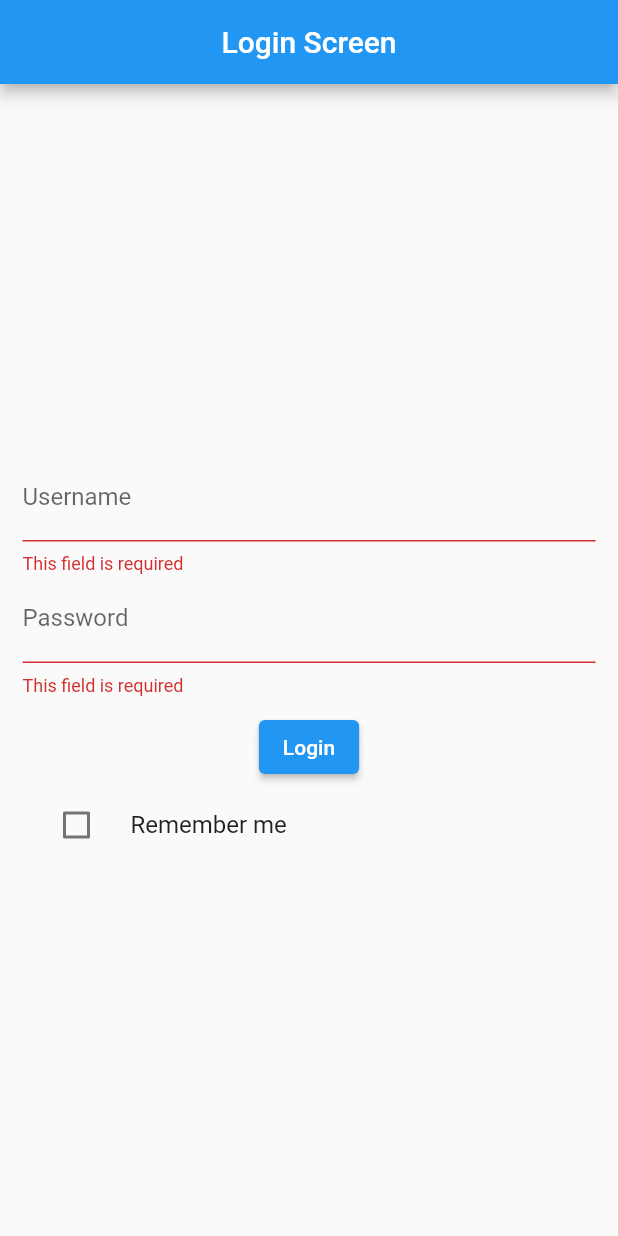
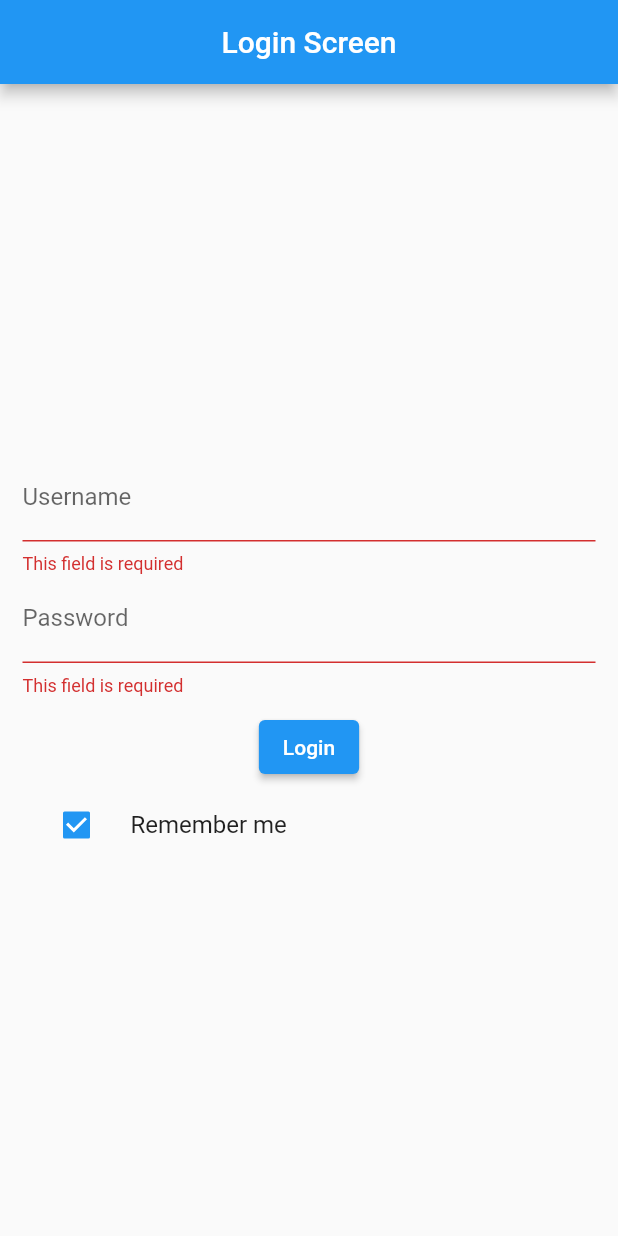
Before and after one commit to hafizums/form_training, a Flutter app: the screen it shows after launch, after a tap on "Login", on a phone screen of 412 x 824 dp. Run offline on Flutter 3.47's test engine with Material 2 defaults, Android fonts, the phone set to English and light mode, and no system bars; our stand-ins replace shared_preferences; accounts and stored records are empty.

```diff
--- a/lib/screens/login.dart
+++ b/lib/screens/login.dart
@@ -1,6 +1,7 @@
 import 'package:flutter/material.dart';
+import 'package:hello_world/screens/home_screen.dart';
 import 'package:provider/provider.dart';
-
+import 'package:shared_preferences/shared_preferences.dart';
 import '../provider/login.dart';
 
 class LoginScreen extends StatefulWidget {
@@ -14,7 +15,25 @@ class _LoginScreenState extends State<LoginScreen> {
   final _formKey = GlobalKey<FormState>();
   TextEditingController usernameController = TextEditingController();
   TextEditingController passwordController = TextEditingController();
-  bool rememberMe = false;
+  bool rememberMe = true;
+
+  @override
+  void initState() {
+    super.initState();
+    getLoginData();
+  }
+
+  Future<void> getLoginData() async {
+    final SharedPreferences prefs = await SharedPreferences.getInstance();
+    if (prefs.getBool('remember_me') == true) {
+      setState(() {
+        usernameController.text = prefs.getString('username')!;
+        passwordController.text = prefs.getString('password')!;
+      });
+    } else {
+      await prefs.clear();
+    }
+  }
 
   @override
   Widget build(BuildContext context) {
@@ -57,12 +76,21 @@ class _LoginScreenState extends State<LoginScreen> {
                   height: 10,
                 ),
                 ElevatedButton(
-                    onPressed: () {
+                    onPressed: () async {
+                      final SharedPreferences prefs =
+                          await SharedPreferences.getInstance();
+
                       if (_formKey.currentState!.validate()) {
-                      } else {
-                        loginProvider.logUserIn(Login(
-                            username: usernameController.text,
-                            password: passwordController.text));
+                        await prefs.setString(
+                            'username', usernameController.text);
+                        await prefs.setString(
+                            'password', passwordController.text);
+                        await prefs.setBool('remember_me', rememberMe);
+
+                        const snackBar = SnackBar(
+                          content: Text('Login information saved'),
+                        );
+                        ScaffoldMessenger.of(context).showSnackBar(snackBar);
                       }
                     },
                     child: const Text("Login")),
--- a/pubspec.yaml
+++ b/pubspec.yaml
@@ -37,6 +37,7 @@ dependencies:
   # Use with the CupertinoIcons class for iOS style icons.
   cupertino_icons: ^1.0.2
   provider: ^6.0.5
+  shared_preferences: ^2.0.20
 
 
 dev_dependencies:
```
Also changed, not shown: lib/screens/home_screen.dart (+9 -4 lines), pubspec.lock, 1 other file.
